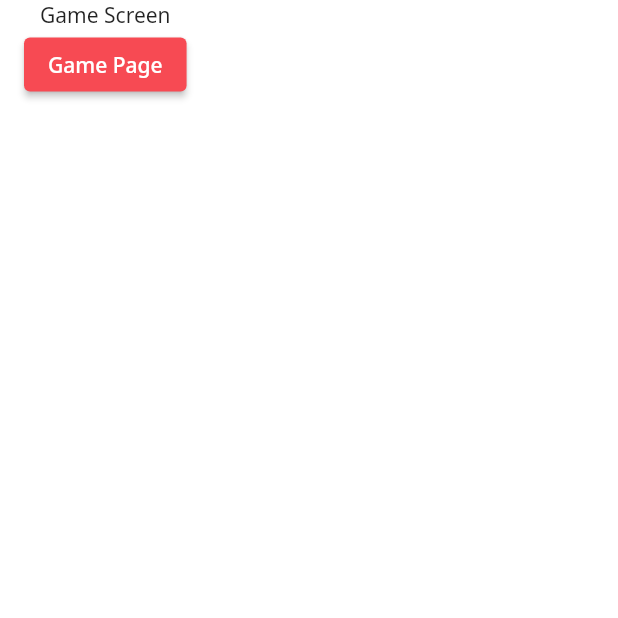
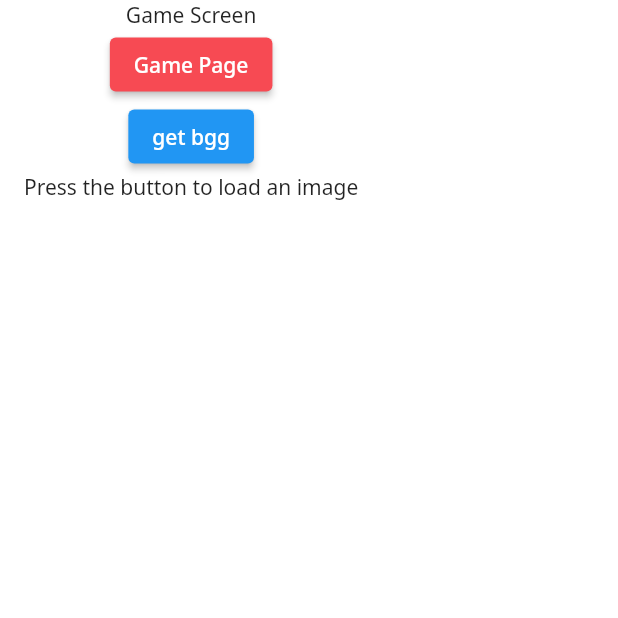
Before and after one commit to manchott/table-top-tracker, a Flutter app: the GameScreen screen opened by its route, on a phone screen of 412 x 824 dp, the top half of it. Run offline on Flutter 3.47's test engine with Material 2 defaults, Android fonts, the light colour scheme and no system bars; our stand-ins replace dio, firebase_core, firebase_messaging, flutter_dotenv, flutter_riverpod, go_router and 2 more; missing offline and left inert: xml2json; accounts and stored records are empty; generated files the repository leaves out were written again.

Commit message:
feat: bgg에서 deatil 정보 가져오기 성공

```diff
--- /dev/null
+++ b/TTT-client/lib/bgg/client/bgg_client.dart
@@ -0,0 +1,19 @@
+import 'package:dio/dio.dart';
+import 'package:flutter_dotenv/flutter_dotenv.dart';
+import 'package:retrofit/http.dart';
+
+part 'bgg_client.g.dart';
+
+String baseUrl = dotenv.env['BASE_URL']!;
+
+@RestApi(baseUrl: "")
+abstract class BggClient {
+  factory BggClient(Dio dio) {
+    final baseUrl = dotenv.env['BASE_URL'];
+    return _BggClient(dio,
+        baseUrl: 'https://boardgamegeek.com/xmlapi2/thing?id=365717');
+  }
+
+  @GET('/')
+  Future<String> getBgg();
+}
--- /dev/null
+++ b/TTT-client/lib/bgg/model/bgg_detail.dart
@@ -0,0 +1,38 @@
+import 'package:json_annotation/json_annotation.dart';
+
+part 'bgg_detail.g.dart';
+
+@JsonSerializable()
+class BggDetail {
+  const BggDetail(
+      {required this.type,
+      required this.id,
+      required this.thumbnail,
+      required this.nameKR});
+  // factory BggDetail.fromJson(Map<String, dynamic> json) => _$BggDetailFromJson(json);
+
+  factory BggDetail.fromJson(Map<String, dynamic> json) {
+    String type = json["items"]["item"]["@type"];
+    String id = json["items"]["item"]["@id"];
+    String thumbnail = json["items"]["item"]["thumbnail"]['\$'];
+    String nameEN = json["items"]["item"]["name"]
+        .firstWhere((entry) => entry['@type'] == 'primary')['@value'];
+    String nameKR = json["items"]["item"]["name"].firstWhere(
+            (entry) =>
+                entry['@type'] == 'alternate' &&
+                RegExp(r'[ㄱ-ㅎ|ㅏ-ㅣ|가-힣|ᆞ|ᆢ]').hasMatch(entry['@value']),
+            orElse: () => null)?['@value'] ??
+        nameEN;
+    return BggDetail(
+      type: type,
+      id: id,
+      thumbnail: thumbnail,
+      nameKR: nameKR,
+    );
+  }
+
+  final String type;
+  final String id;
+  final String thumbnail;
+  final String nameKR;
+}
--- a/TTT-client/lib/game/view/game_screen.dart
+++ b/TTT-client/lib/game/view/game_screen.dart
@@ -1,7 +1,13 @@
+import 'dart:convert';
+
+import 'package:dio/dio.dart';
 import 'package:flutter/material.dart';
 import 'package:go_router/go_router.dart';
+import 'package:table_top_tracker/bgg/client/bgg_client.dart';
 import 'package:table_top_tracker/user/view/login_screen.dart';
+import 'package:xml2json/xml2json.dart';
 
+import '../../bgg/model/bgg_detail.dart';
 import '../../common/const/colors.dart';
 
 class GameScreen extends StatefulWidget {
@@ -16,11 +22,46 @@ class GameScreen extends StatefulWidget {
 }
 
 class _GameScreenState extends State<GameScreen> {
+  late BggClient bggClient;
+  String jsonDataInScreen = '';
+  String imageUrl = '';
+
+  @override
+  void initState() {
+    Dio dio = Dio();
+    bggClient = BggClient(dio);
+    super.initState();
+  }
+
+  void getBggInfo() async {
+    try {
+      final resp = await bggClient.getBgg();
+      // print(resp);
+      final Xml2Json xml2Json = Xml2Json();
+      xml2Json.parse(resp);
+      final Map<String, dynamic> jsonMap = json.decode(xml2Json.toBadgerfish());
+      print(jsonMap);
+      final BggDetail dataModel = BggDetail.fromJson(jsonMap);
+      print(dataModel.nameKR);
+      print("??");
+      setState(() {
+        jsonDataInScreen = dataModel.nameKR;
+        imageUrl = dataModel.thumbnail;
+      });
+    } on DioException catch (e) {
+      final statusCode = e.response!.statusCode;
+    } catch (e) {
+      // Handle non-Dio errors
+      print('Error: $e');
+    }
+  }
+
   @override
   Widget build(BuildContext context) {
     return Scaffold(
       backgroundColor: Colors.white,
       body: SafeArea(
+        child: SingleChildScrollView(
           child: Padding(
             padding: EdgeInsets.symmetric(horizontal: 16),
             child: Column(
@@ -37,8 +78,26 @@ class _GameScreenState extends State<GameScreen> {
                   child: Text(
                     'Game Page',
                   ),
+                ),
+                ElevatedButton(
+                  onPressed: getBggInfo,
+                  child: Text('get bgg'),
+                ),
+                imageUrl.isNotEmpty
+                    ? Image.network(
+                        imageUrl,
+                        loadingBuilder: (context, child, loadingProgress) {
+                          if (loadingProgress == null) return child;
+                          return CircularProgressIndicator();
+                        },
+                        errorBuilder: (context, error, stackTrace) {
+                          return Icon(Icons.error);
+                        },
                       )
+                    : Text('Press the button to load an image'),
+                Text(jsonDataInScreen)
               ],
+            ),
           ),
         ),
       ),
--- a/TTT-client/lib/user/view/login_screen.dart
+++ b/TTT-client/lib/user/view/login_screen.dart
@@ -4,8 +4,8 @@ import 'package:flutter/material.dart';
 import 'package:go_router/go_router.dart';
 import 'package:google_sign_in/google_sign_in.dart';
 import 'package:table_top_tracker/common/view/main_screen.dart';
+import 'package:table_top_tracker/user/client/user_client.dart';
 import 'package:table_top_tracker/user/model/user_login.dart';
-import 'package:table_top_tracker/user/user_client/user_client.dart';
 import 'package:table_top_tracker/user/view/signin_screen.dart';
 
 import '../../common/const/colors.dart';
--- a/TTT-client/lib/user/view/signin_screen.dart
+++ b/TTT-client/lib/user/view/signin_screen.dart
@@ -7,8 +7,8 @@ import 'package:table_top_tracker/user/model/user_login.dart';
 import 'package:table_top_tracker/user/view/login_screen.dart';
 
 import '../../common/const/colors.dart';
+import '../client/user_client.dart';
 import '../model/user_join.dart';
-import '../user_client/user_client.dart';
 
 class SigninScreen extends ConsumerStatefulWidget {
   const SigninScreen({Key? key, required this.data}) : super(key: key);
--- a/TTT-client/pubspec.yaml
+++ b/TTT-client/pubspec.yaml
@@ -46,6 +46,7 @@ dependencies:
   retrofit: ^4.0.3
   firebase_messaging: ^14.7.8
   flutter_dotenv: ^5.1.0
+  xml2json: ^5.3.6
 #  firebase_auth: ^4.15.0
 
 dev_dependencies:
```
Also changed, not shown: TTT-client/lib/user/client/user_client.dart (renamed from TTT-client/lib/user/user_client/user_client.dart), TTT-client/pubspec.lock. Lines whose indentation alone changed are shown as unchanged.
